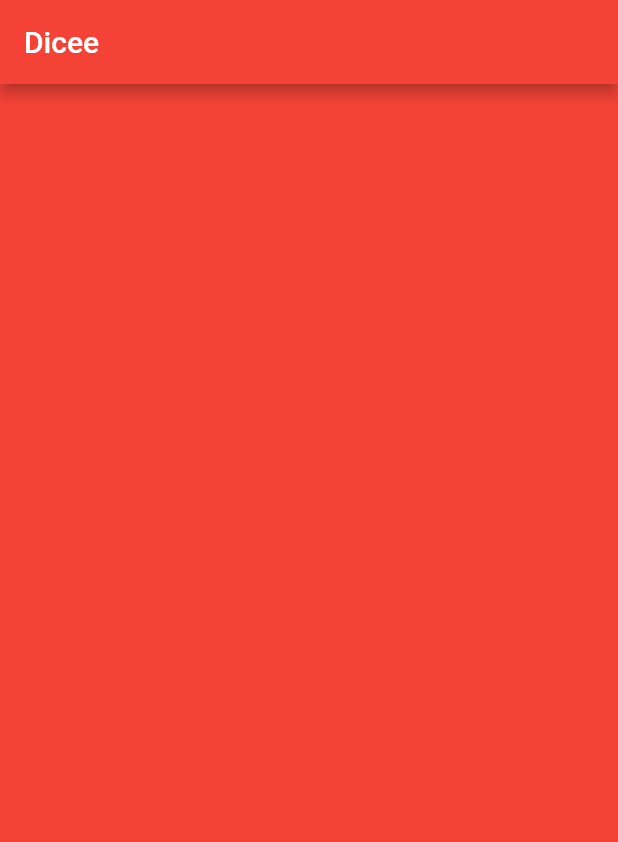
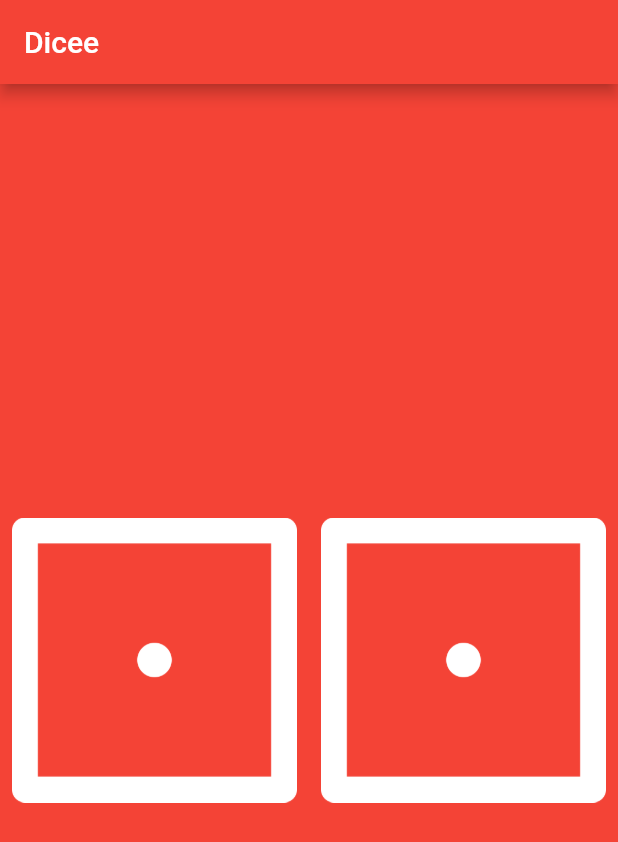
Before and after one commit to giwonn/flutter_study, a Flutter app: the screen it shows after launch, on a phone screen of 412 x 824 dp. Shown: the top 842 px of the screen. Run offline on Flutter 3.47's test engine with Material 2 defaults, Android fonts, the phone set to English and light mode, and no system bars.

Commit message:
진행사항 일단 저장

```diff
--- a/dicee-flutter/lib/main.dart
+++ b/dicee-flutter/lib/main.dart
@@ -18,6 +18,22 @@ void main() {
 class DicePage extends StatelessWidget {
   @override
   Widget build(BuildContext context) {
-    return Container();
+    return Center(
+      child: Row(
+        children: <Widget>[
+          Expanded(
+            child: TextButton(
+              onPressed: () {},
+              child: Image.asset('images/dice1.png'),
+            ),
+          ),
+          Expanded(
+            child: TextButton(
+              child: Image.asset('images/dice1.png'),
+            ),
+          ),
+        ],
+      ),
+    );
   }
 }
```
